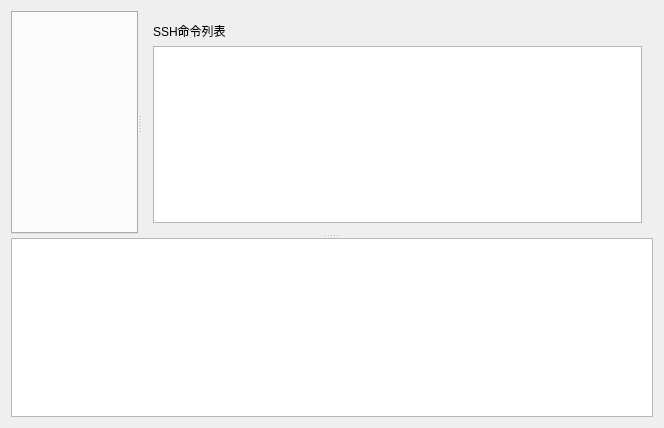
This is KShell/SSHWindow.ui in shikai-123/KShell as Qt 5 draws it before an edit. The edited form follows.
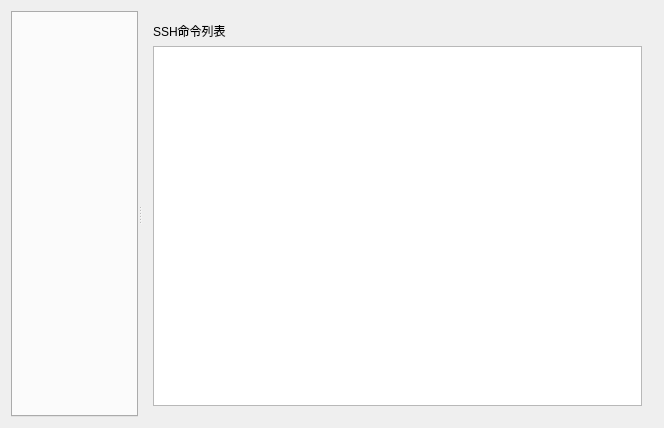
This is the edited form.

What changed in the file:
```diff
--- a/KShell/SSHWindow.ui
+++ b/KShell/SSHWindow.ui
@@ -83,7 +83,6 @@
        </layout>
       </widget>
      </widget>
-     <widget class="QTableView" name="tv_SSHErrTab"/>
     </widget>
    </item>
   </layout>
```
